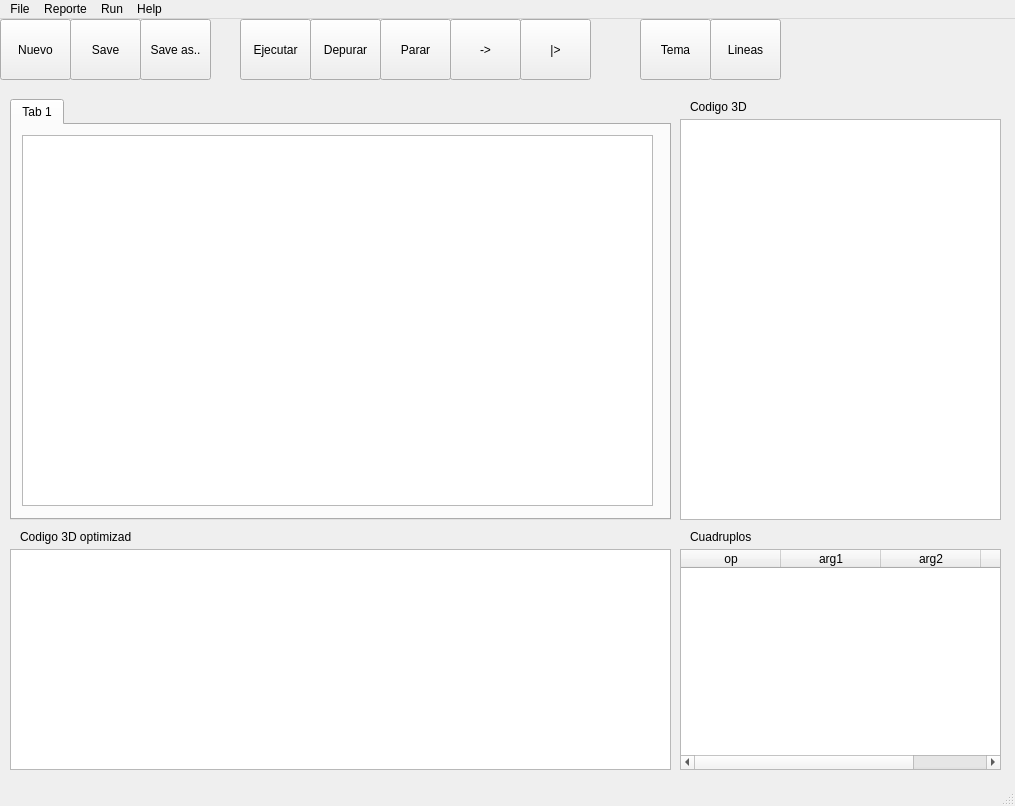
Before: the Qt Designer form Interfaz.ui in AndreeAvalos/OLC2-MINORC, drawn with Qt 5.
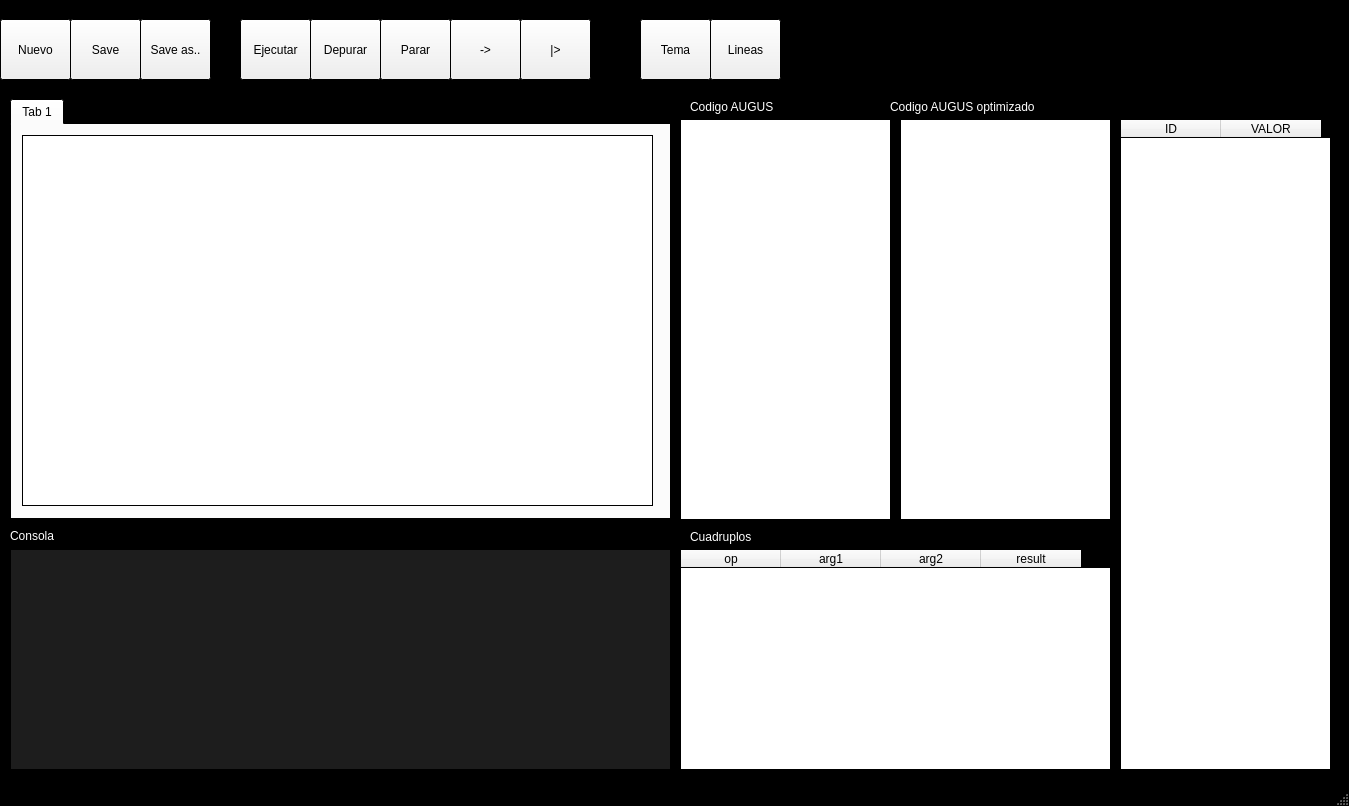
After: the same form once the commit is applied.

Commit message:
Union de AUGUS y MINORC
Se unio el proyecto 1 con el proyecto 2 de vacaciones

Diff of the .ui file:
```diff
--- a/Interfaz.ui
+++ b/Interfaz.ui
@@ -6,10 +6,128 @@
    <rect>
     <x>0</x>
     <y>0</y>
-    <width>1015</width>
+    <width>1349</width>
     <height>806</height>
    </rect>
   </property>
+  <property name="palette">
+   <palette>
+    <active>
+     <colorrole role="Text">
+      <brush brushstyle="SolidPattern">
+       <color alpha="255">
+        <red>0</red>
+        <green>0</green>
+        <blue>0</blue>
+       </color>
+      </brush>
+     </colorrole>
+     <colorrole role="Base">
+      <brush brushstyle="SolidPattern">
+       <color alpha="255">
+        <red>255</red>
+        <green>255</green>
+        <blue>255</blue>
+       </color>
+      </brush>
+     </colorrole>
+     <colorrole role="Window">
+      <brush brushstyle="SolidPattern">
+       <color alpha="255">
+        <red>0</red>
+        <green>0</green>
+        <blue>0</blue>
+       </color>
+      </brush>
+     </colorrole>
+     <colorrole role="PlaceholderText">
+      <brush brushstyle="SolidPattern">
+       <color alpha="128">
+        <red>255</red>
+        <green>255</green>
+        <blue>255</blue>
+       </color>
+      </brush>
+     </colorrole>
+    </active>
+    <inactive>
+     <colorrole role="Text">
+      <brush brushstyle="SolidPattern">
+       <color alpha="255">
+        <red>0</red>
+        <green>0</green>
+        <blue>0</blue>
+       </color>
+      </brush>
+     </colorrole>
+     <colorrole role="Base">
+      <brush brushstyle="SolidPattern">
+       <color alpha="255">
+        <red>255</red>
+        <green>255</green>
+        <blue>255</blue>
+       </color>
+      </brush>
+     </colorrole>
+     <colorrole role="Window">
+      <brush brushstyle="SolidPattern">
+       <color alpha="255">
+        <red>0</red>
+        <green>0</green>
+        <blue>0</blue>
+       </color>
+      </brush>
+     </colorrole>
+     <colorrole role="PlaceholderText">
+      <brush brushstyle="SolidPattern">
+       <color alpha="128">
+        <red>255</red>
+        <green>255</green>
+        <blue>255</blue>
+       </color>
+      </brush>
+     </colorrole>
+    </inactive>
+    <disabled>
+     <colorrole role="Text">
+      <brush brushstyle="SolidPattern">
+       <color alpha="255">
+        <red>120</red>
+        <green>120</green>
+        <blue>120</blue>
+       </color>
+      </brush>
+     </colorrole>
+     <colorrole role="Base">
+      <brush brushstyle="SolidPattern">
+       <color alpha="255">
+        <red>0</red>
+        <green>0</green>
+        <blue>0</blue>
+       </color>
+      </brush>
+     </colorrole>
+     <colorrole role="Window">
+      <brush brushstyle="SolidPattern">
+       <color alpha="255">
+        <red>0</red>
+        <green>0</green>
+        <blue>0</blue>
+       </color>
+      </brush>
+     </colorrole>
+     <colorrole role="PlaceholderText">
+      <brush brushstyle="SolidPattern">
+       <color alpha="128">
+        <red>0</red>
+        <green>0</green>
+        <blue>0</blue>
+       </color>
+      </brush>
+     </colorrole>
+    </disabled>
+   </palette>
+  </property>
   <property name="windowTitle">
    <string>MinorC</string>
   </property>
@@ -177,12 +295,49 @@
      <rect>
       <x>690</x>
       <y>80</y>
-      <width>61</width>
+      <width>171</width>
       <height>16</height>
      </rect>
     </property>
+    <property name="palette">
+     <palette>
+      <active>
+       <colorrole role="WindowText">
+        <brush brushstyle="SolidPattern">
+         <color alpha="255">
+          <red>255</red>
+          <green>255</green>
+          <blue>255</blue>
+         </color>
+        </brush>
+       </colorrole>
+      </active>
+      <inactive>
+       <colorrole role="WindowText">
+        <brush brushstyle="SolidPattern">
+         <color alpha="255">
+          <red>255</red>
+          <green>255</green>
+          <blue>255</blue>
+         </color>
+        </brush>
+       </colorrole>
+      </inactive>
+      <disabled>
+       <colorrole role="WindowText">
+        <brush brushstyle="SolidPattern">
+         <color alpha="255">
+          <red>120</red>
+          <green>120</green>
+          <blue>120</blue>
+         </color>
+        </brush>
+       </colorrole>
+      </disabled>
+     </palette>
+    </property>
     <property name="text">
-     <string>Codigo 3D</string>
+     <string>Codigo AUGUS</string>
     </property>
    </widget>
    <widget class="QListWidget" name="codigo_3d">
@@ -190,10 +345,74 @@
      <rect>
       <x>680</x>
       <y>100</y>
-      <width>321</width>
+      <width>211</width>
       <height>401</height>
      </rect>
     </property>
+    <property name="palette">
+     <palette>
+      <active>
+       <colorrole role="Text">
+        <brush brushstyle="SolidPattern">
+         <color alpha="255">
+          <red>0</red>
+          <green>0</green>
+          <blue>0</blue>
+         </color>
+        </brush>
+       </colorrole>
+       <colorrole role="PlaceholderText">
+        <brush brushstyle="NoBrush">
+         <color alpha="128">
+          <red>0</red>
+          <green>0</green>
+          <blue>0</blue>
+         </color>
+        </brush>
+       </colorrole>
+      </active>
+      <inactive>
+       <colorrole role="Text">
+        <brush brushstyle="SolidPattern">
+         <color alpha="255">
+          <red>0</red>
+          <green>0</green>
+          <blue>0</blue>
+         </color>
+        </brush>
+       </colorrole>
+       <colorrole role="PlaceholderText">
+        <brush brushstyle="NoBrush">
+         <color alpha="128">
+          <red>0</red>
+          <green>0</green>
+          <blue>0</blue>
+         </color>
+        </brush>
+       </colorrole>
+      </inactive>
+      <disabled>
+       <colorrole role="Text">
+        <brush brushstyle="SolidPattern">
+         <color alpha="255">
+          <red>120</red>
+          <green>120</green>
+          <blue>120</blue>
+         </color>
+        </brush>
+       </colorrole>
+       <colorrole role="PlaceholderText">
+        <brush brushstyle="NoBrush">
+         <color alpha="128">
+          <red>0</red>
+          <green>0</green>
+          <blue>0</blue>
+         </color>
+        </brush>
+       </colorrole>
+      </disabled>
+     </palette>
+    </property>
    </widget>
    <widget class="QPlainTextEdit" name="codigo_optimizado">
     <property name="geometry">
@@ -204,6 +423,70 @@
       <height>221</height>
      </rect>
     </property>
+    <property name="palette">
+     <palette>
+      <active>
+       <colorrole role="Text">
+        <brush brushstyle="SolidPattern">
+         <color alpha="255">
+          <red>255</red>
+          <green>255</green>
+          <blue>255</blue>
+         </color>
+        </brush>
+       </colorrole>
+       <colorrole role="Base">
+        <brush brushstyle="SolidPattern">
+         <color alpha="255">
+          <red>29</red>
+          <green>29</green>
+          <blue>29</blue>
+         </color>
+        </brush>
+       </colorrole>
+      </active>
+      <inactive>
+       <colorrole role="Text">
+        <brush brushstyle="SolidPattern">
+         <color alpha="255">
+          <red>255</red>
+          <green>255</green>
+          <blue>255</blue>
+         </color>
+        </brush>
+       </colorrole>
+       <colorrole role="Base">
+        <brush brushstyle="SolidPattern">
+         <color alpha="255">
+          <red>29</red>
+          <green>29</green>
+          <blue>29</blue>
+         </color>
+        </brush>
+       </colorrole>
+      </inactive>
+      <disabled>
+       <colorrole role="Text">
+        <brush brushstyle="SolidPattern">
+         <color alpha="255">
+          <red>120</red>
+          <green>120</green>
+          <blue>120</blue>
+         </color>
+        </brush>
+       </colorrole>
+       <colorrole role="Base">
+        <brush brushstyle="SolidPattern">
+         <color alpha="255">
+          <red>0</red>
+          <green>0</green>
+          <blue>0</blue>
+         </color>
+        </brush>
+       </colorrole>
+      </disabled>
+     </palette>
+    </property>
     <property name="verticalScrollBarPolicy">
      <enum>Qt::ScrollBarAsNeeded</enum>
     </property>
@@ -211,14 +494,51 @@
    <widget class="QLabel" name="label_2">
     <property name="geometry">
      <rect>
-      <x>20</x>
-      <y>510</y>
-      <width>111</width>
+      <x>890</x>
+      <y>80</y>
+      <width>171</width>
       <height>16</height>
      </rect>
     </property>
+    <property name="palette">
+     <palette>
+      <active>
+       <colorrole role="WindowText">
+        <brush brushstyle="SolidPattern">
+         <color alpha="255">
+          <red>255</red>
+          <green>255</green>
+          <blue>255</blue>
+         </color>
+        </brush>
+       </colorrole>
+      </active>
+      <inactive>
+       <colorrole role="WindowText">
+        <brush brushstyle="SolidPattern">
+         <color alpha="255">
+          <red>255</red>
+          <green>255</green>
+          <blue>255</blue>
+         </color>
+        </brush>
+       </colorrole>
+      </inactive>
+      <disabled>
+       <colorrole role="WindowText">
+        <brush brushstyle="SolidPattern">
+         <color alpha="255">
+          <red>120</red>
+          <green>120</green>
+          <blue>120</blue>
+         </color>
+        </brush>
+       </colorrole>
+      </disabled>
+     </palette>
+    </property>
     <property name="text">
-     <string>Codigo 3D optimizado</string>
+     <string>Codigo AUGUS optimizado</string>
     </property>
    </widget>
    <widget class="QTableWidget" name="tabla_cuadruplos">
@@ -226,7 +546,7 @@
      <rect>
       <x>680</x>
       <y>530</y>
-      <width>321</width>
+      <width>431</width>
       <height>221</height>
      </rect>
     </property>
@@ -260,10 +580,191 @@
       <height>16</height>
      </rect>
     </property>
+    <property name="palette">
+     <palette>
+      <active>
+       <colorrole role="WindowText">
+        <brush brushstyle="SolidPattern">
+         <color alpha="255">
+          <red>255</red>
+          <green>255</green>
+          <blue>255</blue>
+         </color>
+        </brush>
+       </colorrole>
+      </active>
+      <inactive>
+       <colorrole role="WindowText">
+        <brush brushstyle="SolidPattern">
+         <color alpha="255">
+          <red>255</red>
+          <green>255</green>
+          <blue>255</blue>
+         </color>
+        </brush>
+       </colorrole>
+      </inactive>
+      <disabled>
+       <colorrole role="WindowText">
+        <brush brushstyle="SolidPattern">
+         <color alpha="255">
+          <red>120</red>
+          <green>120</green>
+          <blue>120</blue>
+         </color>
+        </brush>
+       </colorrole>
+      </disabled>
+     </palette>
+    </property>
     <property name="text">
      <string>Cuadruplos</string>
     </property>
    </widget>
+   <widget class="QTableWidget" name="tabla_simbolos">
+    <property name="geometry">
+     <rect>
+      <x>1120</x>
+      <y>100</y>
+      <width>211</width>
+      <height>651</height>
+     </rect>
+    </property>
+    <column>
+     <property name="text">
+      <string>ID</string>
+     </property>
+    </column>
+    <column>
+     <property name="text">
+      <string>VALOR</string>
+     </property>
+    </column>
+   </widget>
+   <widget class="QLabel" name="label_4">
+    <property name="geometry">
+     <rect>
+      <x>10</x>
+      <y>510</y>
+      <width>47</width>
+      <height>13</height>
+     </rect>
+    </property>
+    <property name="palette">
+     <palette>
+      <active>
+       <colorrole role="WindowText">
+        <brush brushstyle="SolidPattern">
+         <color alpha="255">
+          <red>255</red>
+          <green>255</green>
+          <blue>255</blue>
+         </color>
+        </brush>
+       </colorrole>
+      </active>
+      <inactive>
+       <colorrole role="WindowText">
+        <brush brushstyle="SolidPattern">
+         <color alpha="255">
+          <red>255</red>
+          <green>255</green>
+          <blue>255</blue>
+         </color>
+        </brush>
+       </colorrole>
+      </inactive>
+      <disabled>
+       <colorrole role="WindowText">
+        <brush brushstyle="SolidPattern">
+         <color alpha="255">
+          <red>120</red>
+          <green>120</green>
+          <blue>120</blue>
+         </color>
+        </brush>
+       </colorrole>
+      </disabled>
+     </palette>
+    </property>
+    <property name="text">
+     <string>Consola</string>
+    </property>
+   </widget>
+   <widget class="QListWidget" name="codigo_3d_optimizado">
+    <property name="geometry">
+     <rect>
+      <x>900</x>
+      <y>100</y>
+      <width>211</width>
+      <height>401</height>
+     </rect>
+    </property>
+    <property name="palette">
+     <palette>
+      <active>
+       <colorrole role="Text">
+        <brush brushstyle="SolidPattern">
+         <color alpha="255">
+          <red>0</red>
+          <green>0</green>
+          <blue>0</blue>
+         </color>
+        </brush>
+       </colorrole>
+       <colorrole role="PlaceholderText">
+        <brush brushstyle="NoBrush">
+         <color alpha="128">
+          <red>0</red>
+          <green>0</green>
+          <blue>0</blue>
+         </color>
+        </brush>
+       </colorrole>
+      </active>
+      <inactive>
+       <colorrole role="Text">
+        <brush brushstyle="SolidPattern">
+         <color alpha="255">
+          <red>0</red>
+          <green>0</green>
+          <blue>0</blue>
+         </color>
+        </brush>
+       </colorrole>
+       <colorrole role="PlaceholderText">
+        <brush brushstyle="NoBrush">
+         <color alpha="128">
+          <red>0</red>
+          <green>0</green>
+          <blue>0</blue>
+         </color>
+        </brush>
+       </colorrole>
+      </inactive>
+      <disabled>
+       <colorrole role="Text">
+        <brush brushstyle="SolidPattern">
+         <color alpha="255">
+          <red>120</red>
+          <green>120</green>
+          <blue>120</blue>
+         </color>
+        </brush>
+       </colorrole>
+       <colorrole role="PlaceholderText">
+        <brush brushstyle="NoBrush">
+         <color alpha="128">
+          <red>0</red>
+          <green>0</green>
+          <blue>0</blue>
+         </color>
+        </brush>
+       </colorrole>
+      </disabled>
+     </palette>
+    </property>
+   </widget>
   </widget>
   <widget class="QStatusBar" name="statusbar"/>
   <widget class="QMenuBar" name="menubar">
@@ -271,7 +772,7 @@
     <rect>
      <x>0</x>
      <y>0</y>
-     <width>1015</width>
+     <width>1349</width>
      <height>21</height>
     </rect>
    </property>
@@ -306,9 +807,20 @@
      <string>Help</string>
     </property>
    </widget>
+   <widget class="QMenu" name="menuAUGUS">
+    <property name="title">
+     <string>Augus</string>
+    </property>
+    <addaction name="actionLexicos_y_Sintacticos"/>
+    <addaction name="actionSemanticos"/>
+    <addaction name="actionTabla_de_simbolos"/>
+    <addaction name="actionArbol"/>
+    <addaction name="actionGramatical"/>
+   </widget>
    <addaction name="menuFile"/>
    <addaction name="menuReporte"/>
    <addaction name="menuRun"/>
+   <addaction name="menuAUGUS"/>
    <addaction name="menuayuda"/>
   </widget>
   <action name="actionEjecutar">
```
Left out of the diff: 33 changed lines with no effect on the pictures. The commit also changes 16 other files.
